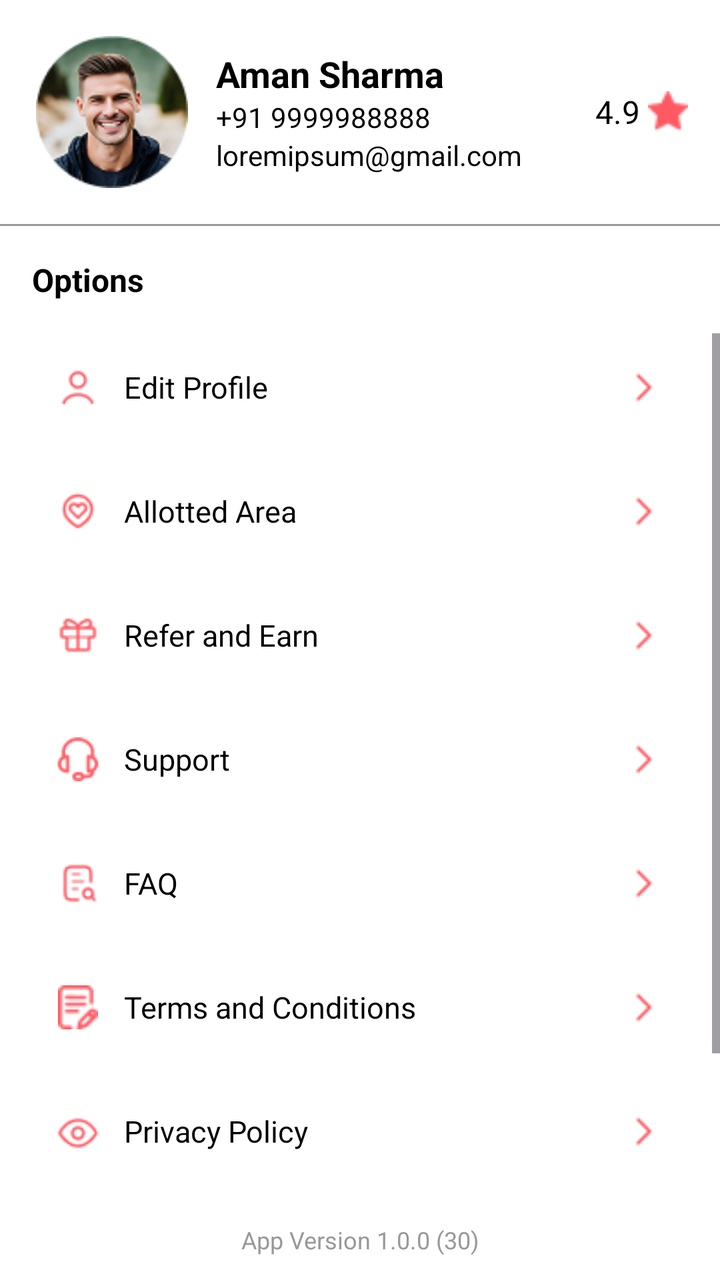
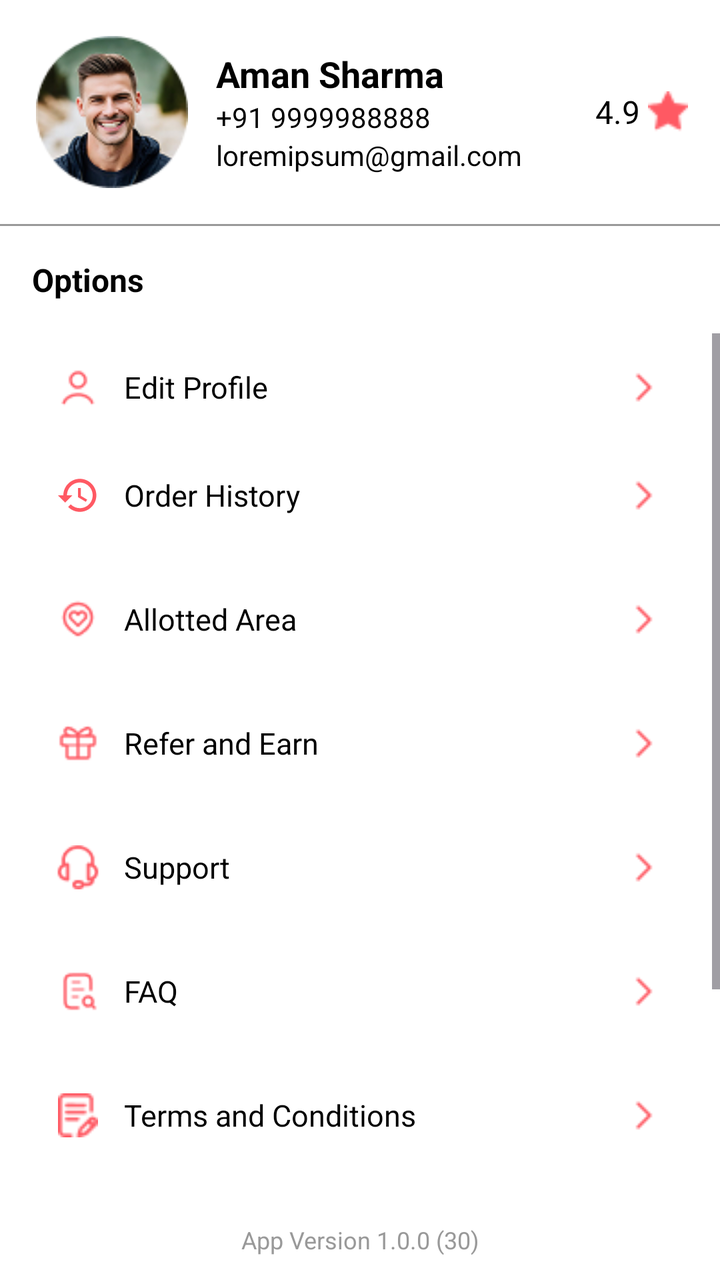

Screens rendered from an Android XML layout before and after an edit, with the pre-edit source and the edit as a unified diff.
<!-- AndroidManifest.xml: application theme Theme.Food_delivery -->
<!-- res/layout/fragment_account.xml -->
<?xml version="1.0" encoding="utf-8"?>
<layout xmlns:android="http://schemas.android.com/apk/res/android"
    xmlns:app="http://schemas.android.com/apk/res-auto"
    xmlns:tools="http://schemas.android.com/tools">

    <data>

    </data>

    <LinearLayout
        android:orientation="vertical"
        android:background="@android:color/white"
        android:layout_width="match_parent"
        android:layout_height="match_parent">


        <LinearLayout
            android:layout_width="match_parent"
            android:layout_height="wrap_content"
            android:padding="16dp"
            android:gravity="center_vertical"
            android:orientation="horizontal">

            <ImageView
                android:id="@+id/imgProfile"
                android:layout_width="80dp"
                android:layout_height="80dp"
                android:src="@drawable/log"
                android:scaleType="centerCrop"
                android:padding="2dp" />

            <LinearLayout
                android:layout_width="0dp"
                android:layout_height="wrap_content"
                android:layout_marginStart="12dp"
                android:orientation="vertical"
                android:layout_weight="1">

                <TextView
                    android:id="@+id/txtName"
                    android:layout_width="wrap_content"
                    android:layout_height="wrap_content"
                    android:text="Aman Sharma"
                    android:textStyle="bold"
                    android:textSize="18sp"
                    android:textColor="@color/black" />

                <TextView
                    android:id="@+id/txtPhone"
                    android:layout_width="wrap_content"
                    android:layout_height="wrap_content"
                    android:text="+91 9999988888"
                    android:textSize="14sp"
                    android:textColor="@color/black" />

                <TextView
                    android:id="@+id/txtEmail"
                    android:layout_width="wrap_content"
                    android:layout_height="wrap_content"
                    android:text="loremipsum@gmail.com"
                    android:textSize="14sp"
                    android:textColor="@color/black" />
            </LinearLayout>

            <LinearLayout
                android:layout_width="wrap_content"
                android:layout_height="wrap_content"
                android:orientation="horizontal"
                android:gravity="center_vertical">

                <TextView
                    android:id="@+id/txtRating"
                    android:layout_width="wrap_content"
                    android:layout_height="wrap_content"
                    android:text="4.9"
                    android:textSize="16sp"
                    android:textColor="@color/black" />

                <ImageView
                    android:layout_width="20dp"
                    android:layout_height="20dp"
                    android:src="@drawable/star"
                    android:tint="@color/lightpink"
                    android:layout_marginStart="4dp"
                    tools:ignore="UseAppTint" />
            </LinearLayout>
        </LinearLayout>


        <View
            android:layout_width="match_parent"
            android:layout_height="1dp"
            android:background="@color/light_grey" />


        <TextView
            android:layout_width="wrap_content"
            android:layout_height="wrap_content"
            android:text="Options"
            android:textStyle="bold"
            android:padding="16dp"
            android:textColor="@color/black"
            android:textSize="16sp" />

        
        <ScrollView
            android:layout_width="match_parent"
            android:layout_height="0dp"
            android:layout_weight="1"
            android:fillViewport="true">

            <LinearLayout
                android:orientation="vertical"
                android:layout_width="match_parent"
                android:layout_height="wrap_content"
                android:paddingHorizontal="12dp">


                <LinearLayout
                    android:id="@+id/rowEditProfile"
                    android:layout_width="match_parent"
                    android:layout_height="wrap_content"
                    android:orientation="horizontal"
                    android:padding="16dp"
                    android:gravity="center_vertical"
                    android:background="@drawable/option_item_bg">

                    <ImageView
                        android:layout_width="22dp"
                        android:layout_height="22dp"
                        android:src="@drawable/editprofile"
                        android:tint="@color/lightpink"
                        tools:ignore="UseAppTint" />

                    <TextView
                        android:layout_width="0dp"
                        android:layout_height="wrap_content"
                        android:layout_weight="1"
                        android:layout_marginStart="12dp"
                        android:text="Edit Profile"
                        android:textSize="15sp"
                        android:textColor="@color/black" />

                    <ImageView
                        android:layout_width="20dp"
                        android:layout_height="20dp"
                        android:src="@drawable/arrow"
                        android:tint="@color/lightpink"
                        tools:ignore="UseAppTint" />
                </LinearLayout>

                
                <LinearLayout
                    android:id="@+id/rowAllottedArea"
                    android:layout_width="match_parent"
                    android:layout_height="wrap_content"
                    android:orientation="horizontal"
                    android:padding="16dp"
                    android:gravity="center_vertical"
                    android:layout_marginTop="8dp"
                    android:background="@drawable/option_item_bg">

                    <ImageView
                        android:layout_width="22dp"
                        android:layout_height="22dp"
                        android:src="@drawable/allotedare"
                        android:tint="@color/lightpink"
                        tools:ignore="UseAppTint" />

                    <TextView
                        android:layout_width="0dp"
                        android:layout_height="wrap_content"
                        android:layout_weight="1"
                        android:layout_marginStart="12dp"
                        android:text="Allotted Area"
                        android:textSize="15sp"
                        android:textColor="@color/black" />

                    <ImageView
                        android:layout_width="20dp"
                        android:layout_height="20dp"
                        android:src="@drawable/arrow"
                        android:tint="@color/lightpink"
                        tools:ignore="UseAppTint" />
                </LinearLayout>

                <LinearLayout
                    android:id="@+id/rowRefer"
                    android:layout_width="match_parent"
                    android:layout_height="wrap_content"
                    android:orientation="horizontal"
                    android:padding="16dp"
                    android:gravity="center_vertical"
                    android:layout_marginTop="8dp"
                    android:background="@drawable/option_item_bg">

                    <ImageView
                        android:layout_width="22dp"
                        android:layout_height="22dp"
                        android:src="@drawable/referwin"
                        android:tint="@color/lightpink"
                        tools:ignore="UseAppTint" />

                    <TextView
                        android:layout_width="0dp"
                        android:layout_height="wrap_content"
                        android:layout_weight="1"
                        android:layout_marginStart="12dp"
                        android:text="Refer and Earn"
                        android:textSize="15sp"
                        android:textColor="@color/black" />

                    <ImageView
                        android:id="@+id/icback1"
                        android:layout_width="20dp"
                        android:layout_height="20dp"
                        android:src="@drawable/arrow"
                        android:tint="@color/lightpink"
                        tools:ignore="UseAppTint" />
                </LinearLayout>

                
                <LinearLayout
                    android:id="@+id/rowSupport"
                    android:layout_width="match_parent"
                    android:layout_height="wrap_content"
                    android:orientation="horizontal"
                    android:padding="16dp"
                    android:gravity="center_vertical"
                    android:layout_marginTop="8dp"
                    android:background="@drawable/option_item_bg">

                    <ImageView
                        android:layout_width="22dp"
                        android:layout_height="22dp"
                        android:src="@drawable/support"
                        app:tint="@color/lightpink" />

                    <TextView
                        android:layout_width="0dp"
                        android:layout_height="wrap_content"
                        android:layout_weight="1"
                        android:layout_marginStart="12dp"
                        android:text="Support"
                        android:textSize="15sp"
                        android:textColor="@color/black" />

                    <ImageView
                        android:layout_width="20dp"
                        android:layout_height="20dp"
                        android:src="@drawable/arrow"
                        android:tint="@color/lightpink"
                        tools:ignore="UseAppTint" />
                </LinearLayout>

                
                <LinearLayout
                    android:id="@+id/rowFaq"
                    android:layout_width="match_parent"
                    android:layout_height="wrap_content"
                    android:orientation="horizontal"
                    android:padding="16dp"
                    android:gravity="center_vertical"
                    android:layout_marginTop="8dp"
                    android:background="@drawable/option_item_bg">

                    <ImageView
                        android:layout_width="22dp"
                        android:layout_height="22dp"
                        android:src="@drawable/faq"
                        android:tint="@color/lightpink"
                        tools:ignore="UseAppTint" />

                    <TextView
                        android:layout_width="0dp"
                        android:layout_height="wrap_content"
                        android:layout_weight="1"
                        android:layout_marginStart="12dp"
                        android:text="FAQ"
                        android:textSize="15sp"
                        android:textColor="@color/black" />

                    <ImageView
                        android:layout_width="20dp"
                        android:layout_height="20dp"
                        android:src="@drawable/arrow"
                        android:tint="@color/lightpink"
                        tools:ignore="UseAppTint" />
                </LinearLayout>

                
                <LinearLayout
                    android:id="@+id/rowTerms"
                    android:layout_width="match_parent"
                    android:layout_height="wrap_content"
                    android:orientation="horizontal"
                    android:padding="16dp"
                    android:gravity="center_vertical"
                    android:layout_marginTop="8dp"
                    android:background="@drawable/option_item_bg">

                    <ImageView
                        android:layout_width="22dp"
                        android:layout_height="22dp"
                        android:src="@drawable/termscondition"
                        android:tint="@color/lightpink"
                        tools:ignore="UseAppTint" />

                    <TextView
                        android:layout_width="0dp"
                        android:layout_height="wrap_content"
                        android:layout_weight="1"
                        android:layout_marginStart="12dp"
                        android:text="Terms and Conditions"
                        android:textSize="15sp"
                        android:textColor="@color/black" />

                    <ImageView
                        android:layout_width="20dp"
                        android:layout_height="20dp"
                        android:src="@drawable/arrow"
                        android:tint="@color/lightpink"
                        tools:ignore="UseAppTint" />
                </LinearLayout>

                
                <LinearLayout
                    android:id="@+id/rowPrivacy"
                    android:layout_width="match_parent"
                    android:layout_height="wrap_content"
                    android:orientation="horizontal"
                    android:padding="16dp"
                    android:gravity="center_vertical"
                    android:layout_marginTop="8dp"
                    android:background="@drawable/option_item_bg">

                    <ImageView
                        android:layout_width="22dp"
                        android:layout_height="22dp"
                        android:src="@drawable/privacy"
                        android:tint="@color/lightpink"
                        tools:ignore="UseAppTint" />

                    <TextView
                        android:layout_width="0dp"
                        android:layout_height="wrap_content"
                        android:layout_weight="1"
                        android:layout_marginStart="12dp"
                        android:text="Privacy Policy"
                        android:textSize="15sp"
                        android:textColor="@color/black" />

                    <ImageView
                        android:layout_width="20dp"
                        android:layout_height="20dp"
                        android:src="@drawable/arrow"
                        android:tint="@color/lightpink"
                        tools:ignore="UseAppTint" />
                </LinearLayout>

                
                <LinearLayout
                    android:id="@+id/rowLeave"
                    android:layout_width="match_parent"
                    android:layout_height="wrap_content"
                    android:orientation="horizontal"
                    android:padding="16dp"
                    android:gravity="center_vertical"
                    android:layout_marginTop="8dp"
                    android:background="@drawable/option_item_bg">

                    <ImageView
                        android:layout_width="22dp"
                        android:layout_height="22dp"
                        android:src="@drawable/mail"
                        app:tint="@color/lightpink" />

                    <TextView
                        android:layout_width="0dp"
                        android:layout_height="wrap_content"
                        android:layout_weight="1"
                        android:layout_marginStart="12dp"
                        android:text="Ask For Leave"
                        android:textSize="15sp"
                        android:textColor="@color/black" />

                    <ImageView
                        android:layout_width="20dp"
                        android:layout_height="20dp"
                        android:src="@drawable/arrow"
                        android:tint="@color/lightpink"
                        tools:ignore="UseAppTint" />
                </LinearLayout>

                
                <LinearLayout
                    android:id="@+id/rowLogout"
                    android:layout_width="match_parent"
                    android:layout_height="wrap_content"
                    android:orientation="horizontal"
                    android:padding="16dp"
                    android:gravity="center_vertical"
                    android:layout_marginTop="8dp"
                    android:background="@drawable/option_item_bg">

                    <ImageView
                        android:layout_width="22dp"
                        android:layout_height="22dp"
                        android:src="@drawable/logout"
                        android:tint="@color/lightpink"
                        tools:ignore="UseAppTint" />

                    <TextView
                        android:id="@+id/Logout"
                        android:layout_width="0dp"
                        android:layout_height="wrap_content"
                        android:layout_weight="1"
                        android:layout_marginStart="12dp"
                        android:text="Log Out"
                        android:textSize="15sp"
                        android:textColor="@color/lightpink" />

                    <ImageView
                        android:layout_width="20dp"
                        android:layout_height="20dp"
                        android:src="@drawable/arrow"
                        app:tint="@color/lightpink" />
                </LinearLayout>
            </LinearLayout>
        </ScrollView>

        
        <TextView
            android:layout_width="match_parent"
            android:layout_height="wrap_content"
            android:text="App Version 1.0.0 (30)"
            android:gravity="center"
            android:textSize="12sp"
            android:layout_marginBottom="12dp"
            android:textColor="@color/light_grey" />
    </LinearLayout>
</layout>
<!-- resources referenced by this layout -->
<resources>
  <color name="black">#FF000000</color>
  <color name="light_grey">#999</color>
  <color name="lightpink">#FF5963</color>
  <!-- drawable allotedare: png bitmap (drawable, 718 bytes) -->
  <!-- drawable arrow: png bitmap (drawable, 216 bytes) -->
  <!-- drawable editprofile: png bitmap (drawable, 524 bytes) -->
  <!-- drawable faq: png bitmap (drawable, 549 bytes) -->
  <!-- drawable log: png bitmap (drawable, 15584 bytes) -->
  <!-- drawable logout: png bitmap (drawable, 580 bytes) -->
  <!-- drawable mail: png bitmap (drawable, 447 bytes) -->
  <!-- drawable option_item_bg (drawable) -->
  <selector xmlns:android="http://schemas.android.com/apk/res/android">
      <item android:state_pressed="true">
          <shape android:shape="rectangle">
              <solid android:color="@color/light_grey"/>
              <corners android:radius="12dp"/>
          </shape>
      </item>
      <item>
          <shape android:shape="rectangle">
              <solid android:color="@android:color/white"/>
              <corners android:radius="12dp"/>
          </shape>
      </item>
  </selector>
  <!-- drawable privacy: png bitmap (drawable, 673 bytes) -->
  <!-- drawable referwin: png bitmap (drawable, 530 bytes) -->
  <!-- drawable star: png bitmap (drawable, 388 bytes) -->
  <!-- drawable support: png bitmap (drawable, 749 bytes) -->
  <!-- drawable termscondition: png bitmap (drawable, 555 bytes) -->
  <style name="Theme.Food_delivery" parent="Base.Theme.Food_delivery" />
  <style name="Base.Theme.Food_delivery" parent="Theme.Material3.DayNight.NoActionBar">
          
          <item name="android:statusBarColor">@color/white</item>
          <item name="android:windowLightStatusBar">true</item>
  
          
          <item name="android:navigationBarColor">@color/white</item>
  
          
          
          
      </style>
  <color name="white">#FFFFFFFF</color>
</resources>

<!-- the commit's change to res/layout/fragment_account.xml (unified diff, before → after) -->
@@ -138,6 +138,40 @@
                         android:layout_weight="1"
                         android:layout_marginStart="12dp"
                         android:text="Edit Profile"
+                        android:textSize="15sp"
+                        android:textColor="@color/black" />
+
+                    <ImageView
+                        android:layout_width="20dp"
+                        android:layout_height="20dp"
+                        android:src="@drawable/arrow"
+                        android:tint="@color/lightpink"
+                        tools:ignore="UseAppTint" />
+                </LinearLayout>
+
+                <LinearLayout
+                    android:id="@+id/rowOrderHistory"
+                    android:layout_width="match_parent"
+                    android:layout_height="wrap_content"
+                    android:orientation="horizontal"
+                    android:padding="16dp"
+                    android:gravity="center_vertical"
+                    android:background="@drawable/option_item_bg">
+
+                    <ImageView
+                        android:layout_width="22dp"
+                        android:layout_height="22dp"
+                        android:src="@drawable/baseline_history_24"
+                        android:tint="@color/lightpink"
+                        tools:ignore="UseAppTint" />
+
+                    <TextView
+                        android:id="@+id/tvOrderHistory"
+                        android:layout_width="0dp"
+                        android:layout_height="wrap_content"
+                        android:layout_weight="1"
+                        android:layout_marginStart="12dp"
+                        android:text="Order History"
                         android:textSize="15sp"
                         android:textColor="@color/black" />
 
<!-- resource entries referenced after the edit -->
@@ -5,6 +5,12 @@
   <color name="lightpink">#FF5963</color>
   <!-- drawable allotedare: png bitmap (drawable, 718 bytes) -->
   <!-- drawable arrow: png bitmap (drawable, 216 bytes) -->
+  <!-- drawable baseline_history_24 (drawable) -->
+  <vector xmlns:android="http://schemas.android.com/apk/res/android" android:height="24dp" android:tint="#050505" android:viewportHeight="24" android:viewportWidth="24" android:width="24dp">
+        
+      <path android:fillColor="@android:color/white" android:pathData="M13,3c-4.97,0 -9,4.03 -9,9L1,12l3.89,3.89 0.07,0.14L9,12L6,12c0,-3.87 3.13,-7 7,-7s7,3.13 7,7 -3.13,7 -7,7c-1.93,0 -3.68,-0.79 -4.94,-2.06l-1.42,1.42C8.27,19.99 10.51,21 13,21c4.97,0 9,-4.03 9,-9s-4.03,-9 -9,-9zM12,8v5l4.28,2.54 0.72,-1.21 -3.5,-2.08L13.5,8L12,8z"/>
+      
+  </vector>
   <!-- drawable editprofile: png bitmap (drawable, 524 bytes) -->
   <!-- drawable faq: png bitmap (drawable, 549 bytes) -->
   <!-- drawable log: png bitmap (drawable, 15584 bytes) -->
